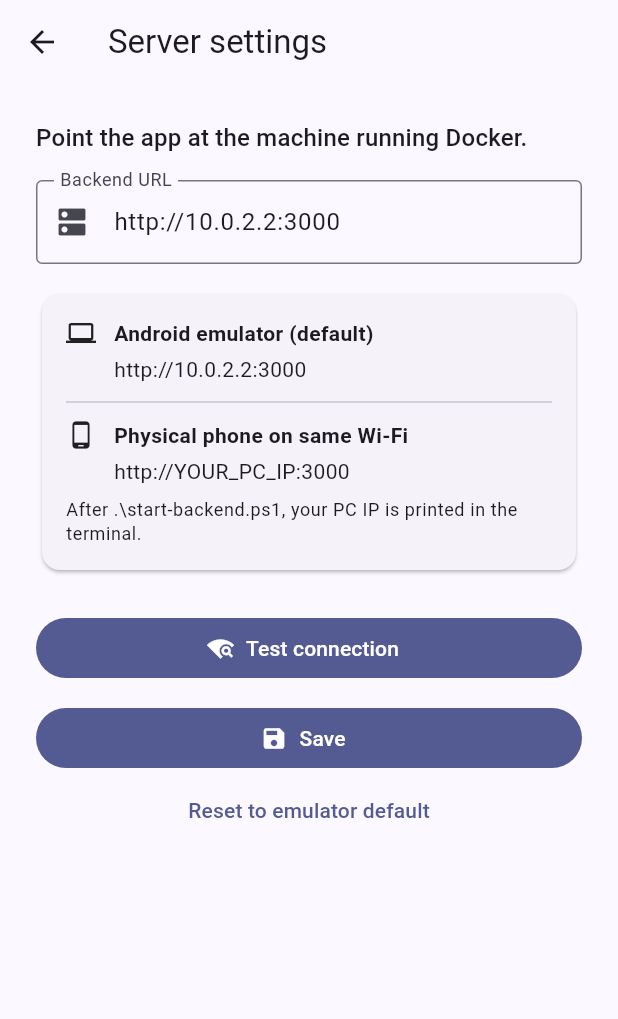
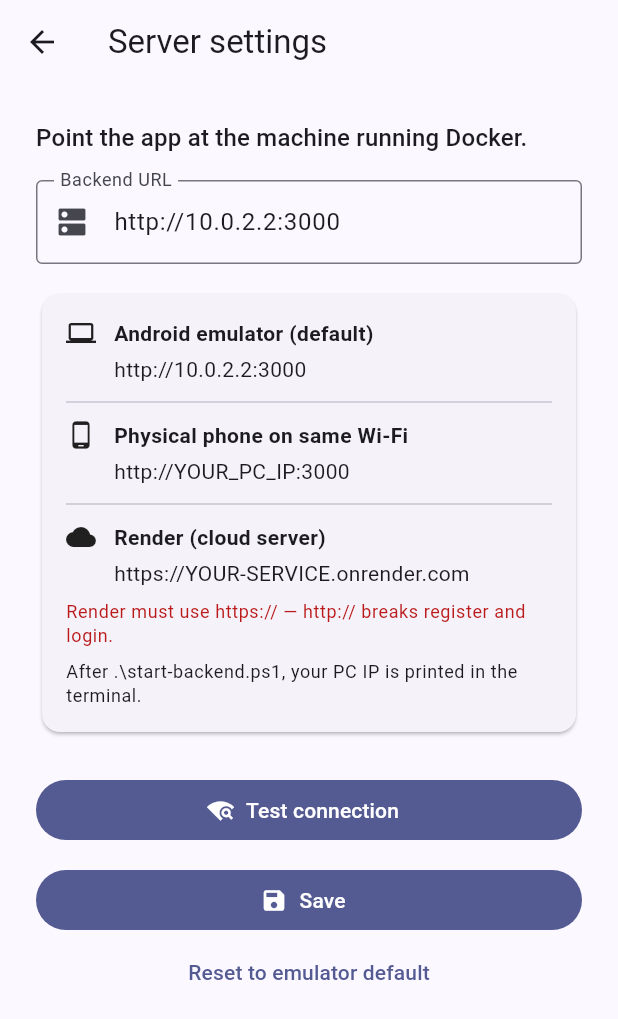
Before and after one commit to beerustuhoo/messenger, a Flutter app: the screen it shows after launch, after a tap on "Log in", after a tap on the "dns" icon, on a phone screen of 412 x 824 dp. Shown: the top 1019 px of the screen. Run offline on Flutter 3.47's test engine with Material 3 defaults, Android fonts, the phone set to English and light mode, and no system bars; our stand-ins replace audioplayers, cached_network_image, flutter_image_compress, flutter_local_notifications, flutter_secure_storage, image_picker and 4 more; missing offline and left inert: record; accounts and stored records are empty; network calls fail.

Commit message:
Fix mobile Render register: force https, safe JSON parsing.

```diff
--- a/mobile/lib/config.dart
+++ b/mobile/lib/config.dart
@@ -58,6 +58,10 @@ class AppConfig {
     if (!u.startsWith('http://') && !u.startsWith('https://')) {
       u = 'http://$u';
     }
+    // Render requires HTTPS — http:// causes redirect and breaks POST bodies (register/login fail).
+    if (u.contains('.onrender.com') && u.startsWith('http://')) {
+      u = u.replaceFirst('http://', 'https://');
+    }
     while (u.endsWith('/')) {
       u = u.substring(0, u.length - 1);
     }
--- a/mobile/lib/models/models.dart
+++ b/mobile/lib/models/models.dart
@@ -16,8 +16,8 @@ class UserModel {
   });
 
   factory UserModel.fromJson(Map<String, dynamic> j) => UserModel(
-        id: j['id'] as String,
-        username: j['username'] as String,
+        id: '${j['id']}',
+        username: j['username'] as String? ?? '',
         email: j['email'] as String?,
         emailVerified: j['emailVerified'] as bool? ?? false,
         about: j['about'] as String? ?? '',
--- a/mobile/lib/providers/app_state.dart
+++ b/mobile/lib/providers/app_state.dart
@@ -298,8 +298,8 @@ class AppState extends ChangeNotifier {
 
   Future<void> _fetchVerificationToken() async {
     try {
-      final data = await api.get('/auth/verification-token') as Map<String, dynamic>;
-      if (data['verificationToken'] != null) {
+      final data = await api.get('/auth/verification-token');
+      if (data is Map<String, dynamic> && data['verificationToken'] != null) {
         await _setPendingVerificationToken(data['verificationToken'] as String);
       }
     } catch (_) {}
@@ -338,7 +338,7 @@ class AppState extends ChangeNotifier {
         'password': password,
         'username': username,
       });
-      await _handleAuthResponse(data as Map<String, dynamic>);
+      await _handleAuthResponse(_expectMap(data, 'register'));
       return true;
     } on ApiException catch (e) {
       fieldError = e.field;
@@ -354,7 +354,7 @@ class AppState extends ChangeNotifier {
     try {
       clearError();
       final data = await api.post('/auth/login', {'email': email, 'password': password});
-      await _handleAuthResponse(data as Map<String, dynamic>);
+      await _handleAuthResponse(_expectMap(data, 'login'));
       return true;
     } on ApiException catch (e) {
       setError(e.message);
@@ -365,12 +365,26 @@ class AppState extends ChangeNotifier {
     }
   }
 
+  Map<String, dynamic> _expectMap(dynamic data, String action) {
+    if (data is Map<String, dynamic>) return data;
+    throw ApiException(
+      'Invalid server response during $action. On Render, use https://YOUR-SERVICE.onrender.com (not http://).',
+    );
+  }
+
   Future<void> _handleAuthResponse(Map<String, dynamic> data) async {
-    final access = data['accessToken'] as String;
-    final refresh = data['refreshToken'] as String;
+    final access = data['accessToken'] as String?;
+    final refresh = data['refreshToken'] as String?;
+    if (access == null || refresh == null) {
+      throw ApiException('Server did not return session tokens');
+    }
     api.setTokens(access: access, refresh: refresh);
     await storage.saveTokens(access, refresh);
-    user = UserModel.fromJson(data['user'] as Map<String, dynamic>);
+    final userJson = data['user'];
+    if (userJson is! Map<String, dynamic>) {
+      throw ApiException('Server did not return user profile');
+    }
+    user = UserModel.fromJson(userJson);
     await storage.saveCachedUser(user!);
     if (data['verificationToken'] != null) {
       await _setPendingVerificationToken(data['verificationToken'] as String);
--- a/mobile/lib/screens/server_settings_screen.dart
+++ b/mobile/lib/screens/server_settings_screen.dart
@@ -110,6 +110,16 @@ class _ServerSettingsScreenState extends State<ServerSettingsScreen> {
                 const Divider(height: 24),
                 _hintRow(Icons.phone_android, 'Physical phone on same Wi‑Fi',
                     'http://YOUR_PC_IP:3000'),
+                const Divider(height: 24),
+                _hintRow(Icons.cloud, 'Render (cloud server)',
+                    'https://YOUR-SERVICE.onrender.com'),
+                const SizedBox(height: 8),
+                Text(
+                  'Render must use https:// — http:// breaks register and login.',
+                  style: Theme.of(context).textTheme.bodySmall?.copyWith(
+                        color: Theme.of(context).colorScheme.error,
+                      ),
+                ),
                 const SizedBox(height: 8),
                 Text(
                   'After .\\start-backend.ps1, your PC IP is printed in the terminal.',
--- a/mobile/lib/services/api_client.dart
+++ b/mobile/lib/services/api_client.dart
@@ -102,6 +102,12 @@ class ApiClient {
         details: (err?['details'] as List?)?.cast<String>(),
       );
     }
+    if (data == null && response.statusCode >= 200 && response.statusCode < 300) {
+      throw ApiException(
+        'Empty server response (${response.statusCode}). Use https:// for Render URLs, not http://.',
+        statusCode: response.statusCode,
+      );
+    }
     return data;
   }
 
```
Also changed, not shown: 4 other files.
